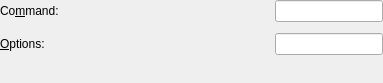
KDE/kile, file src/processtoolconfigwidget.ui: the form before one commit.
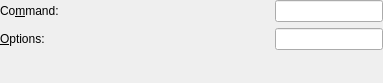
The form after the commit. Custom widgets are drawn as their Qt base class.

Commit message: * fix label * fix layout

What changed in the file:
```diff
--- a/src/processtoolconfigwidget.ui
+++ b/src/processtoolconfigwidget.ui
@@ -92,7 +92,7 @@
    </item>
   </layout>
  </widget>
- <layoutdefault spacing="11" margin="11" />
+ <layoutfunction spacing="KDialog::spacingHint" margin="KDialog::marginHint" />
  <pixmapfunction>qPixmapFromMimeSource</pixmapfunction>
  <customwidgets>
   <customwidget>
```
Left out of the diff: 1 changed line with no effect on the pictures. The commit also changes 1 other file.
